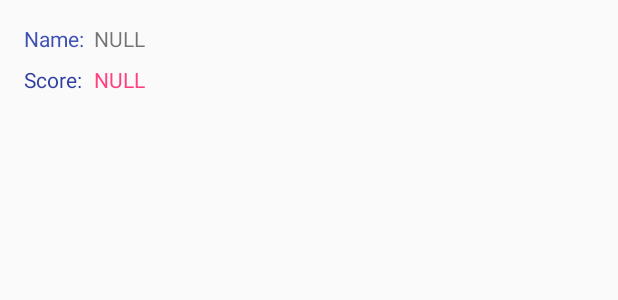
After one commit to algorythm/GallowGame2_Assignment, an Android app: the layout highscore_item.xml on its own in the app's theme, with its tools: preview values and no code run, on a phone screen of 412 x 824 dp. The commit adds this screen. Shown: the top 300 px of the screen. Run offline under Robolectric (Android 15) with nearby library versions, the phone set to English and light mode, and no system bars.

Commit message:
Basic structure

```diff
--- /dev/null
+++ b/app/src/main/java/dk/blackdarkness/gg/HighscoreDTO.java
@@ -0,0 +1,8 @@
+package dk.blackdarkness.gg;
+
+/**
+ * Created by awo on 06/11/2017.
+ */
+
+public class HighscoreDTO {
+}
--- /dev/null
+++ b/app/src/main/java/dk/blackdarkness/gg/HighscoreFragment.java
@@ -0,0 +1,33 @@
+package dk.blackdarkness.gg;
+
+import android.app.Fragment;
+import android.os.Bundle;
+import android.support.annotation.Nullable;
+import android.view.LayoutInflater;
+import android.view.View;
+import android.view.ViewGroup;
+
+import java.util.ArrayList;
+import java.util.List;
+
+/**
+ * Created by awo on 06/11/2017.
+ */
+
+public class HighscoreFragment extends Fragment {
+    private List<HighscoreDTO> highscores;
+
+    @Nullable
+    @Override
+    public View onCreateView(LayoutInflater inflater, @Nullable ViewGroup container, Bundle savedInstanceState) {
+        View view = inflater.inflate(R.layout.fragment_highscores, container, false);
+
+        this.highscores = FetchHighscoresAsync();
+        return super.onCreateView(inflater, container, savedInstanceState);
+    }
+
+    private ArrayList<HighscoreDTO> FetchHighscoresAsync()  {
+        // TODO: Implement method
+        return null;
+    }
+}
--- /dev/null
+++ b/app/src/main/res/layout/fragment_highscores.xml
@@ -0,0 +1,6 @@
+<?xml version="1.0" encoding="utf-8"?>
+<android.support.constraint.ConstraintLayout
+    xmlns:android="http://schemas.android.com/apk/res/android" android:layout_width="match_parent"
+    android:layout_height="match_parent">
+
+</android.support.constraint.ConstraintLayout>
--- /dev/null
+++ b/app/src/main/res/layout/highscore_item.xml
@@ -0,0 +1,55 @@
+<?xml version="1.0" encoding="utf-8"?>
+<android.support.constraint.ConstraintLayout
+    xmlns:android="http://schemas.android.com/apk/res/android"
+    xmlns:app="http://schemas.android.com/apk/res-auto"
+    xmlns:tools="http://schemas.android.com/tools"
+    android:layout_width="match_parent"
+    android:layout_height="match_parent">
+
+    <!-- Name Description -->
+    <TextView
+        android:id="@+id/hsitem_nameDesc"
+        android:layout_width="wrap_content"
+        android:layout_height="wrap_content"
+        android:layout_marginStart="16dp"
+        android:layout_marginTop="16dp"
+        android:text="@string/hsitem_nameDesc"
+        android:textColor="@color/colorPrimary"
+        app:layout_constraintStart_toStartOf="parent"
+        app:layout_constraintTop_toTopOf="parent" />
+
+    <!-- Name Value -->
+    <TextView
+        android:id="@+id/hsitem_name"
+        android:layout_width="35dp"
+        android:layout_height="wrap_content"
+        android:layout_marginStart="0dp"
+        android:layout_marginTop="16dp"
+        android:text="NULL"
+        app:layout_constraintStart_toStartOf="@+id/hsitem_score"
+        app:layout_constraintTop_toTopOf="parent" />
+
+    <!-- Score Description -->
+    <TextView
+        android:id="@+id/hsitem_scoreDesc"
+        android:layout_width="wrap_content"
+        android:layout_height="wrap_content"
+        android:layout_marginStart="16dp"
+        android:layout_marginTop="8dp"
+        android:text="@string/hsitem_scoreDesc"
+        android:textColor="@color/colorPrimaryDark"
+        app:layout_constraintStart_toStartOf="parent"
+        app:layout_constraintTop_toBottomOf="@+id/hsitem_nameDesc" />
+
+    <!-- Score Value -->
+    <TextView
+        android:id="@+id/hsitem_score"
+        android:layout_width="wrap_content"
+        android:layout_height="wrap_content"
+        android:layout_marginStart="8dp"
+        android:layout_marginTop="8dp"
+        android:text="NULL"
+        android:textColor="@color/colorAccent"
+        app:layout_constraintStart_toEndOf="@+id/hsitem_scoreDesc"
+        app:layout_constraintTop_toBottomOf="@+id/hsitem_name" />
+</android.support.constraint.ConstraintLayout>
--- a/app/src/main/res/values/strings.xml
+++ b/app/src/main/res/values/strings.xml
@@ -1,3 +1,7 @@
 <resources>
     <string name="app_name">Gallow Game</string>
+
+    <!-- HIGHSCORE ITEM -->
+    <string name="hsitem_nameDesc">Name: </string>
+    <string name="hsitem_scoreDesc">Score: </string>
 </resources>
```
